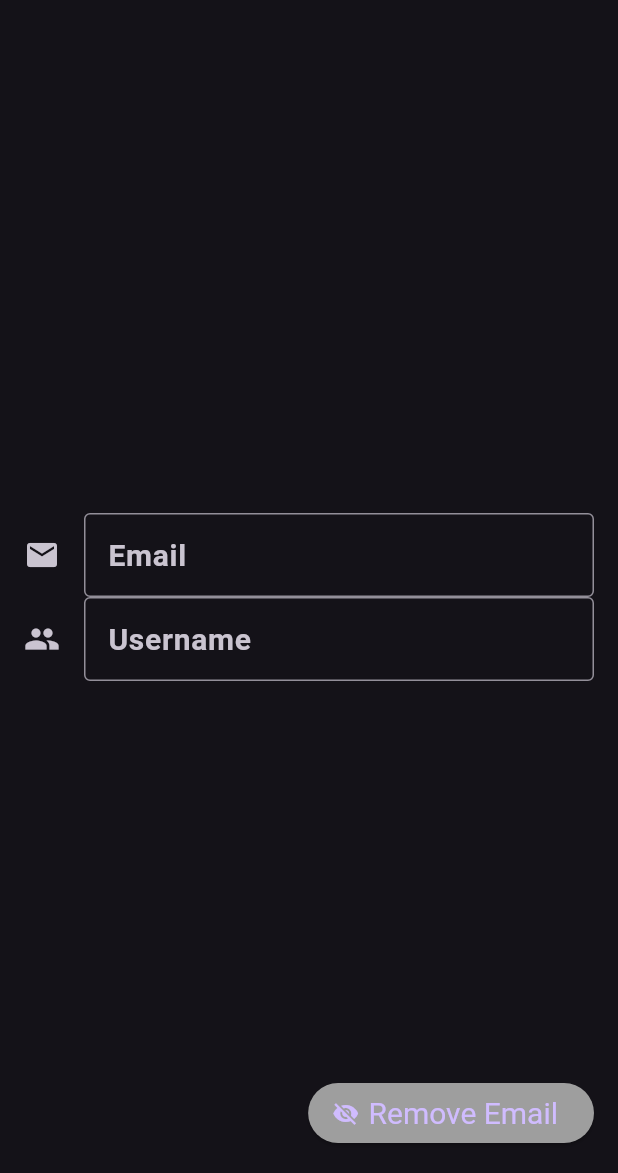
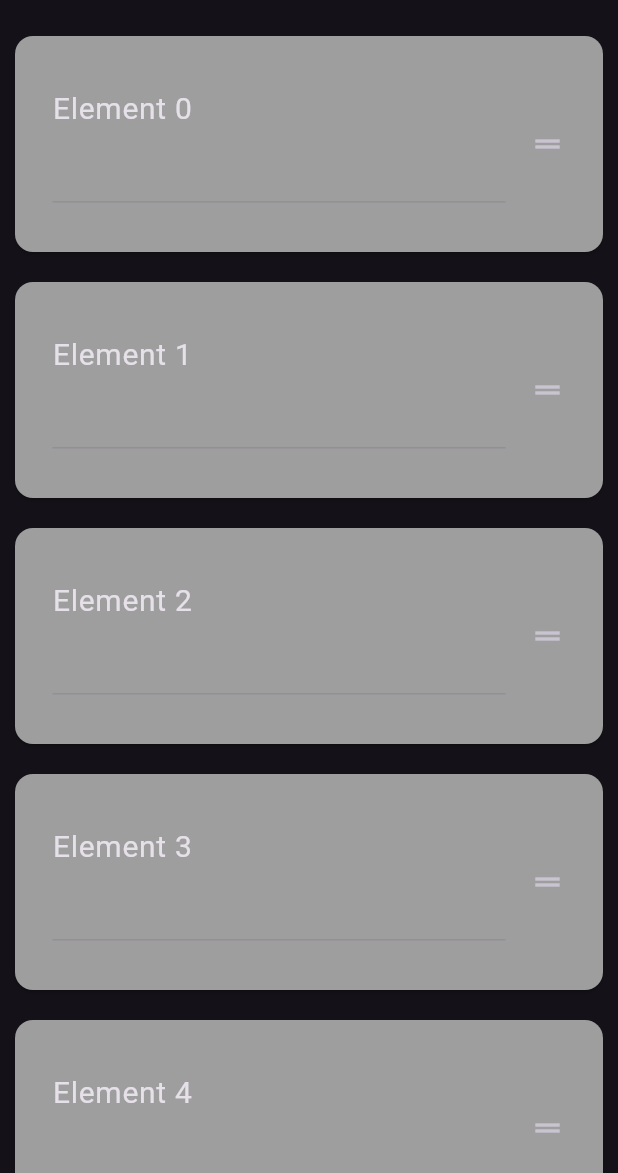
Before and after one commit to clonediff/FlutterTests, a Flutter app: the screen it shows after launch, on a phone screen of 412 x 824 dp, the part 63-1236 px from its top. Run offline on Flutter 3.47's test engine with Material 3 defaults, Android fonts, the phone set to English and light mode, and no system bars.

Commit message:
[add] ValueKeyExample3

```diff
--- a/lib/main.dart
+++ b/lib/main.dart
@@ -1,5 +1,5 @@
 import 'package:flutter/material.dart';
-import 'package:test_project/value_key_example_2.dart';
+import 'package:test_project/value_key_example_3.dart';
 
 void main() {
   runApp(const MyFirstApp());
@@ -13,7 +13,7 @@ class MyFirstApp extends StatelessWidget {
     return MaterialApp(
       title: 'Flutter Demo',
       theme: ThemeData.dark(),
-      home: const ValueKeyExample2(),
+      home: const ValueKeyExample3(),
     );
   }
 }
--- /dev/null
+++ b/lib/value_key_example_3.dart
@@ -0,0 +1,52 @@
+import 'package:flutter/material.dart';
+
+class ValueKeyExample3 extends StatefulWidget {
+  const ValueKeyExample3({super.key});
+
+  @override
+  State<ValueKeyExample3> createState() => _ValueKeyExample3State();
+}
+
+class _ValueKeyExample3State extends State<ValueKeyExample3> {
+  final List<String> _elements =
+      List.generate(100, (index) => 'Element ${index.toString()}');
+
+  @override
+  Widget build(BuildContext context) {
+    return Scaffold(
+      appBar: AppBar(
+        title: const Text('ValueKey Example 2'),
+        centerTitle: true,
+      ),
+      body: ReorderableListView.builder(
+        itemBuilder: (context, index) {
+          return Card(
+            key: ValueKey(_elements[index]),
+            color: Colors.grey,
+            elevation: 1,
+            margin: const EdgeInsets.all(10),
+            child: ListTile(
+              contentPadding: const EdgeInsets.all(25),
+              title: Text(
+                _elements[index],
+                style: const TextStyle(fontSize: 20),
+              ),
+              trailing: const Icon(Icons.drag_handle),
+              subtitle: const TextField(
+                style: TextStyle(fontWeight: FontWeight.bold, fontSize: 20),
+              ),
+            ),
+          );
+        },
+        itemCount: _elements.length,
+        onReorder: (oldIndex, newIndex) {
+          setState(() {
+            if (newIndex > oldIndex) newIndex--;
+            final element = _elements.removeAt(oldIndex);
+            _elements.insert(newIndex, element);
+          });
+        },
+      ),
+    );
+  }
+}
```
